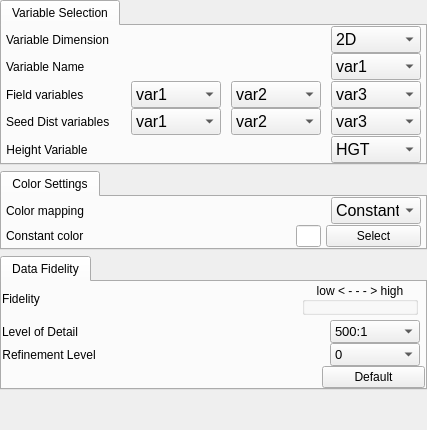
Qt form apps/vaporgui/VariablesWidgetGUI.ui (StasJ/vapor-formatted) before a commit.
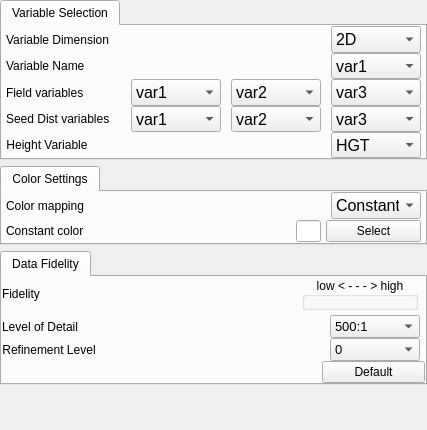
The same form after that commit.

Patch:
```diff
--- a/apps/vaporgui/VariablesWidgetGUI.ui
+++ b/apps/vaporgui/VariablesWidgetGUI.ui
@@ -40,6 +40,12 @@
    </property>
    <item>
     <widget class="QTabWidget" name="tabWidget_2">
+     <property name="maximumSize">
+      <size>
+       <width>16777215</width>
+       <height>160</height>
+      </size>
+     </property>
      <property name="currentIndex">
       <number>0</number>
      </property>
@@ -698,6 +704,12 @@
    </item>
    <item>
     <widget class="QTabWidget" name="colorSettingsTab">
+     <property name="maximumSize">
+      <size>
+       <width>16777215</width>
+       <height>100</height>
+      </size>
+     </property>
      <property name="currentIndex">
       <number>0</number>
      </property>
@@ -876,6 +888,12 @@
    </item>
    <item>
     <widget class="QTabWidget" name="fidelityTab">
+     <property name="maximumSize">
+      <size>
+       <width>16777215</width>
+       <height>175</height>
+      </size>
+     </property>
      <property name="currentIndex">
       <number>0</number>
      </property>
```
